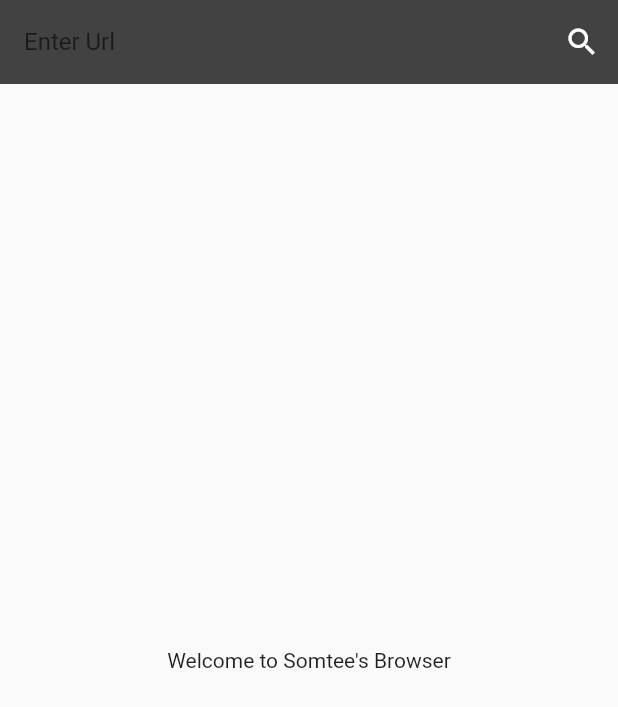
After one commit to Sxmtee/Flutter-Tutorial, a Flutter app: the WebViewPractical screen opened directly, on a phone screen of 412 x 824 dp. The commit adds this screen. Shown: the top 707 px of the screen. Run offline on Flutter 3.47's test engine with Material 2 defaults, Android fonts, the phone set to English and light mode, and no system bars; our stand-ins replace email_validator, webview_flutter; missing offline and left inert: regexpattern.

Commit message:
webviewpractical

```diff
--- /dev/null
+++ b/lib/webview_practical.dart
@@ -0,0 +1,109 @@
+import 'package:flutter/material.dart';
+import 'package:regexpattern/regexpattern.dart';
+import 'package:webview_flutter/webview_flutter.dart';
+
+class WebViewPractical extends StatefulWidget {
+  const WebViewPractical({super.key});
+
+  @override
+  State<WebViewPractical> createState() => _WebViewPracticalState();
+}
+
+class _WebViewPracticalState extends State<WebViewPractical> {
+  TextEditingController searchCtrl = TextEditingController();
+  bool isSearching = false;
+  String? initialUrl;
+
+  void onSearch(String searchLink) {
+    setState(() {
+      isSearching = true;
+    });
+
+    bool mainUrl = searchLink.isUrl();
+    if (mainUrl) {
+      if (!searchLink.startsWith("http")) {
+        searchLink = "https://$searchLink";
+      }
+      setState(() {
+        initialUrl = searchLink;
+      });
+    } else {
+      showSnackBar("Invalid Url");
+      setState(() {
+        isSearching = false;
+      });
+    }
+  }
+
+  showSnackBar(String content) {
+    ScaffoldMessenger.of(context).showSnackBar(
+      SnackBar(
+        content: Text(content),
+      ),
+    );
+  }
+
+  late WebViewController controller = WebViewController()
+    ..setJavaScriptMode(JavaScriptMode.unrestricted)
+    ..setNavigationDelegate(
+      NavigationDelegate(
+        onPageStarted: (url) {
+          setState(() {
+            isSearching = true;
+          });
+        },
+        onPageFinished: (url) {
+          setState(() {
+            isSearching = false;
+          });
+        },
+      ),
+    )
+    ..loadRequest(Uri.parse(initialUrl!));
+
+  @override
+  Widget build(BuildContext context) {
+    return Scaffold(
+      appBar: AppBar(
+        automaticallyImplyLeading: false,
+        backgroundColor: Colors.grey[800],
+        foregroundColor: Colors.white,
+        elevation: 0.0,
+        actions: [
+          IconButton(
+            onPressed: () {
+              onSearch(searchCtrl.text);
+            },
+            icon: const Icon(Icons.search),
+          ),
+        ],
+        title: Column(
+          children: [
+            TextFormField(
+              controller: searchCtrl,
+              keyboardType: TextInputType.url,
+              decoration: const InputDecoration(
+                hintText: "Enter Url",
+                border: InputBorder.none,
+              ),
+              onFieldSubmitted: (value) {
+                onSearch(value);
+              },
+            ),
+            Visibility(
+              visible: isSearching,
+              child: const LinearProgressIndicator(),
+            ),
+          ],
+        ),
+      ),
+      body: Container(
+        child: initialUrl == null
+            ? const Center(
+                child: Text("Welcome to Somtee's Browser"),
+              )
+            : WebViewWidget(controller: controller),
+      ),
+    );
+  }
+}
--- a/pubspec.yaml
+++ b/pubspec.yaml
@@ -36,6 +36,7 @@ dependencies:
   cupertino_icons: ^1.0.2
   email_validator: ^2.1.17
   webview_flutter: ^4.2.0
+  regexpattern: ^2.1.0
 
 dev_dependencies:
   flutter_test:
```
Also changed, not shown: lib/main.dart (+17 -0 lines), pubspec.lock.
